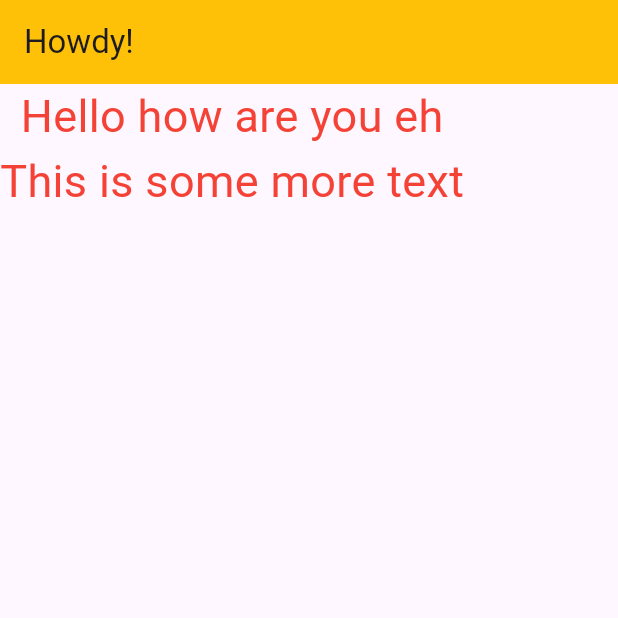
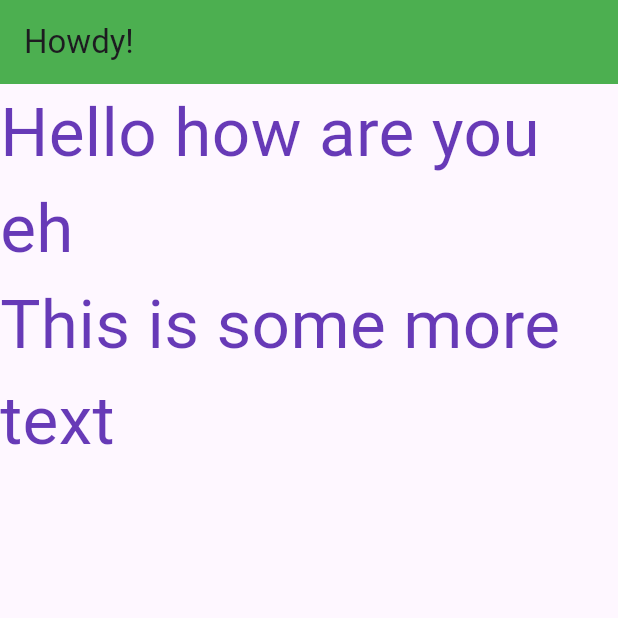
Before and after one commit to fida10/flutter_creatingyourfirstflutterapp_bookcode, a Flutter app: the screen it shows after launch, on a phone screen of 412 x 824 dp, the top half of it. Run offline on Flutter 3.47's test engine with Material 3 defaults, Android fonts, the light colour scheme and no system bars.

Commit message:
change of colors test

```diff
--- a/lib/main.dart
+++ b/lib/main.dart
@@ -28,11 +28,11 @@ class MyFirstApp extends StatelessWidget {
         // Define AppBarTheme within ThemeData
         appBarTheme: const AppBarTheme(
           color: Colors
-              .amber, //This sets a default, global color for all app bars in the app
+              .green, //This sets a default, global color for all app bars in the app
           //there is a mistake in the book that says that "swatches" do this, that is not correct
         ),
         textTheme: const TextTheme(
-          bodyMedium: TextStyle(fontSize: 30, color: Colors.red),
+          bodyMedium: TextStyle(fontSize: 45, color: Colors.deepPurple),
           //similarly, this sets a default text style for the app
         ),
       ),
```
